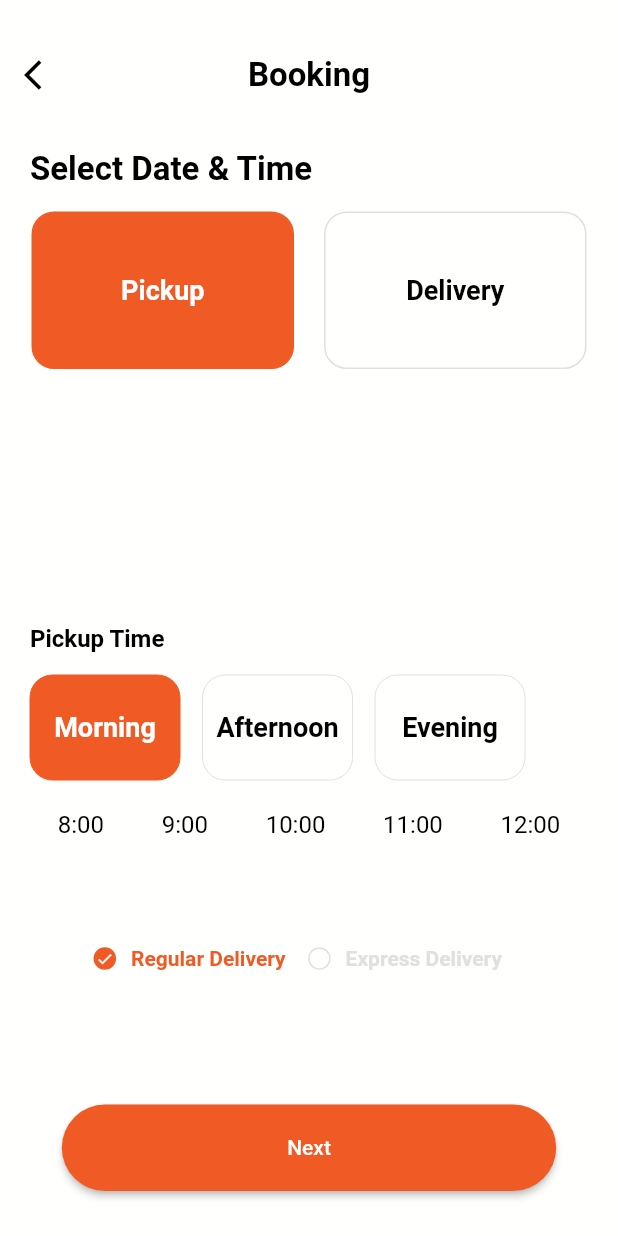
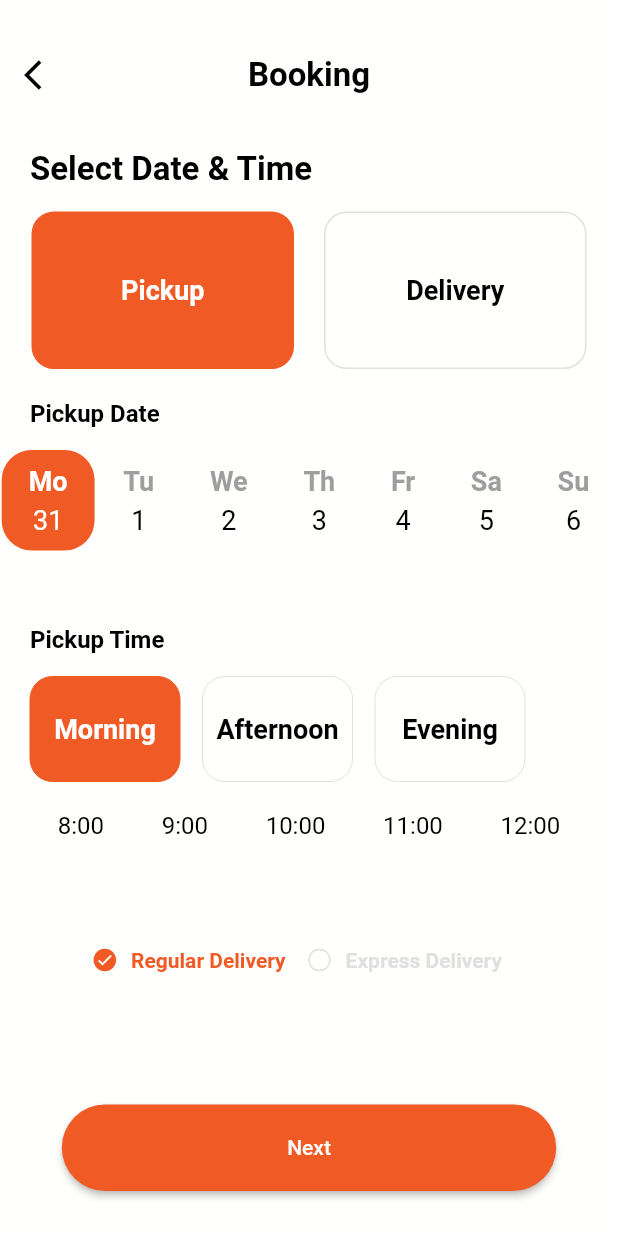
Before and after one commit to Oti15/otie_app, a Flutter app: the screen it shows after launch, on a phone screen of 412 x 824 dp. Run offline on Flutter 3.47's test engine with Material 2 defaults, Android fonts, the light colour scheme and no system bars; our stand-ins replace flutter_svg, loading_indicator, simple_gradient_text, smooth_page_indicator; Roboto replaces fonts that are missing (Bold).

Commit message:
add pickup date in booking page

```diff
--- a/lib/view/booking/view.dart
+++ b/lib/view/booking/view.dart
@@ -1,5 +1,7 @@
+
+
 import 'package:flutter/material.dart';
-import 'package:calender_picker/calender_picker.dart';
+
 import 'package:otie_app/utils/constants.dart';
 import 'package:otie_app/view/widgets/my_buttom.dart';
 import 'package:otie_app/view/widgets/my_simple_app_bar.dart';
@@ -14,11 +16,20 @@ class Booking extends StatefulWidget {
   @override
   State<Booking> createState() => _BookingState();
 }
+// define object of data single date in list date use it in fun in line 425
+class objectDay{
+  late int day;
+  late String name;
+}
 
 class _BookingState extends State<Booking> {
   String choose ='Morning';
   String selectedValue='Pickup';
   String Delivery ='Regular Delivery';
+  // use it to get list of 7 days after today in line 97 from fun in line 425
+  var arrayDays = list7days();
+  // define selected day
+  int selectedDay = DateTime.now().day;
   @override
   Widget build(BuildContext context) {
     return Scaffold(
@@ -66,7 +77,32 @@ class _BookingState extends State<Booking> {
                       },height: 105, radius: 15, width: 175, border: 1,),
                   ],
                 ),
-              SizedBox(height: 150,),
+              // pickup date
+              Padding(
+                padding:
+                EdgeInsets.only(left: 20, top: 20),
+                child: Text("Pickup Date",
+                  style: TextStyle(
+                      fontSize: primaryFontSize,
+                      fontWeight: FontWeight.bold,
+                      fontFamily: 'Bold',
+                      color: Colors.black
+                  ),),
+              ),
+              SizedBox(height: 15,),
+
+              Row(
+                mainAxisAlignment: MainAxisAlignment.spaceEvenly,
+                children:
+                  arrayDays.map((date) => (
+                  selectedDay == date.day ?
+                    listDate(true, date?.day, date?.name)
+                    :
+                    listDate(false, date?.day, date?.name)
+                  )).toList(),
+              ),
+              SizedBox(height: 30,),
+
               Padding(
                 padding:
                 EdgeInsets.only(left: 20, top: 20),
@@ -355,4 +391,100 @@ class _BookingState extends State<Booking> {
           ),
     );
   }
+  GestureDetector listDate(
+      bool active,
+      int day,
+      String name
+      ){
+    return  GestureDetector(
+        onTap: (){
+          setState(() {
+            selectedDay = day;
+            print(day);
+          });
+        },
+        child: Container(
+          padding: EdgeInsets.symmetric(horizontal: 18, vertical: 10),
+          decoration: BoxDecoration(
+              color: active ? Color(0xffF05A25) : null,
+              borderRadius: BorderRadius.circular(20)
+          ),
+          child:Column(
+          mainAxisAlignment: MainAxisAlignment.spaceBetween,
+          children: [
+            Text(name, style: TextStyle(color: active ? Colors.white : Colors.grey, fontWeight: FontWeight.bold, fontSize: 18),),
+            SizedBox(height: 5,),
+            Text("${day}", style: TextStyle(color: active ? Colors.white : Colors.black, fontSize: 18))
+          ],
+        ),
+        )
+    );
+  }
 }
+
+ List list7days(){
+  DateTime date1 = DateTime.now();
+  var arrayDate = [];
+  for(int i=0; i < 7; i++){
+    DateTime newDate = i == 0 ? date1 : date1.add(Duration(days: i));
+    switch(newDate.weekday){
+      case DateTime.saturday as int: {
+        var dayDetails = new objectDay();
+        dayDetails.day = newDate.day;
+        dayDetails.name = "Sa";
+        arrayDate.add(dayDetails);
+      }
+      break;
+      case DateTime.sunday as int: {
+        var dayDetails = new objectDay();
+        dayDetails.day = newDate.day;
+        dayDetails.name = "Su";
+        arrayDate.add(dayDetails);
+      }
+      break;
+      case DateTime.monday as int: {
+        var dayDetails = new objectDay();
+        dayDetails.day = newDate.day;
+        dayDetails.name = "Mo";
+        arrayDate.add(dayDetails);
+      }
+      break;
+      case DateTime.tuesday as int: {
+        var dayDetails = new objectDay();
+        dayDetails.day = newDate.day;
+        dayDetails.name = "Tu";
+        arrayDate.add(dayDetails);
+      }
+      break;
+      case DateTime.wednesday as int: {
+        var dayDetails = new objectDay();
+        dayDetails.day = newDate.day;
+        dayDetails.name = "We";
+        arrayDate.add(dayDetails);
+      }
+      break;
+      case DateTime.thursday as int: {
+        var dayDetails = new objectDay();
+        dayDetails.day = newDate.day;
+        dayDetails.name = "Th";
+        arrayDate.add(dayDetails);
+      }
+      break;
+      case DateTime.friday as int: {
+        var dayDetails = new objectDay();
+        dayDetails.day = newDate.day;
+        dayDetails.name = "Fr";
+        arrayDate.add(dayDetails);
+      }
+      break;
+      default:{
+        var dayDetails = new objectDay();
+        dayDetails.day = newDate.day;
+        dayDetails.name = "Fr";
+        arrayDate.add(dayDetails);
+      }
+      break;
+    }
+}
+return arrayDate;
+}
```
